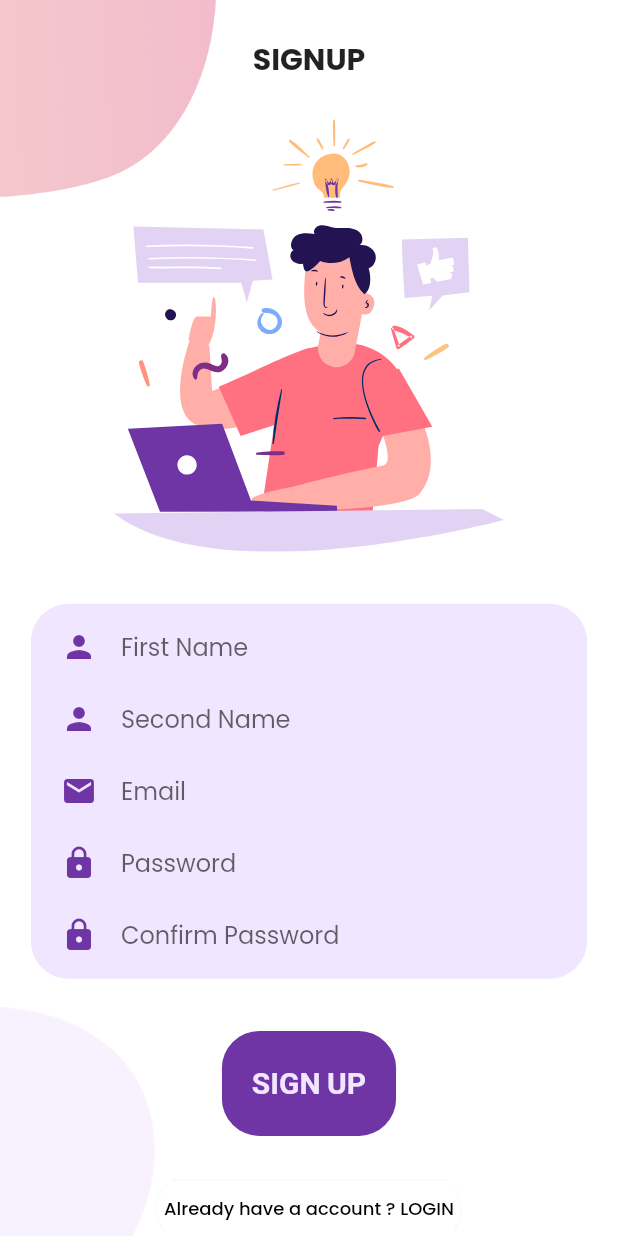
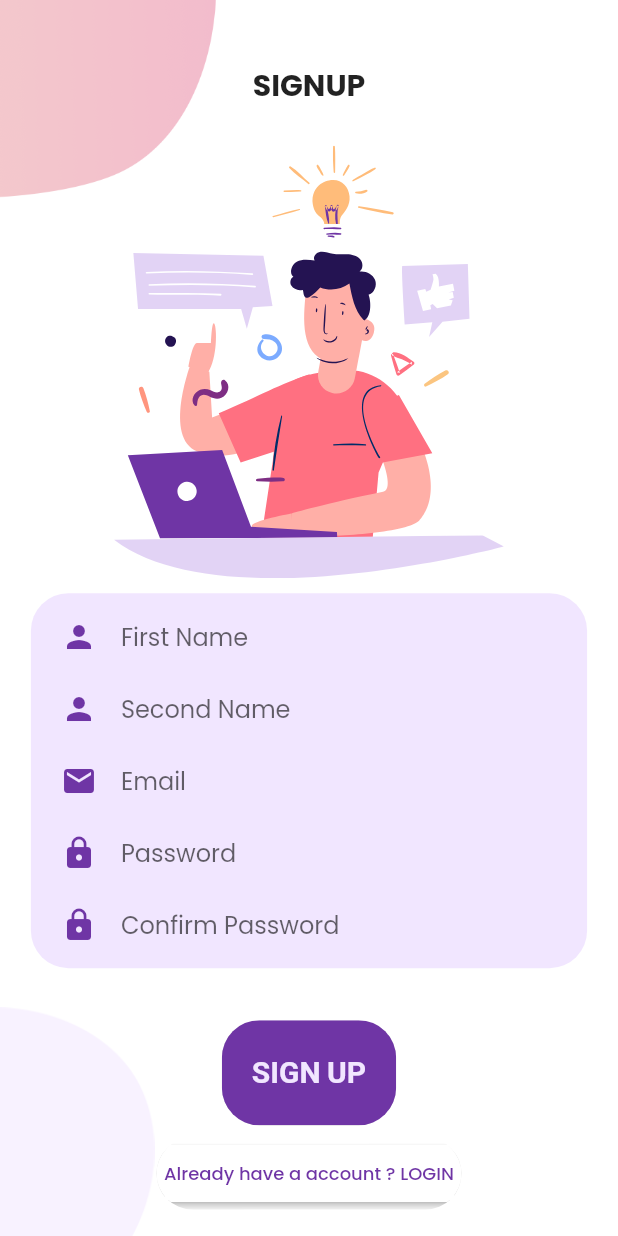
Before and after one commit to siddheshsonawane07/user_authentification_using_Firebase, a Flutter app: the screen it shows after launch, after a tap on "LOGIN", after a tap on "Don't have an account ? SIGNUP", on a phone screen of 412 x 824 dp. Run offline on Flutter 3.47's test engine with Material 2 defaults, Android fonts, the light colour scheme and no system bars; our stand-ins replace cloud_firestore, firebase_auth, firebase_core, flutter_svg, fluttertoast, google_fonts; accounts and stored records are empty.

Commit message:
smaller changes to sign up and login screen

```diff
--- a/lib/pages/login/components/body.dart
+++ b/lib/pages/login/components/body.dart
@@ -113,29 +113,14 @@ class _LoginState extends State<Login> {
       ),
     );
 
-    final ForgotPassword = ClipRRect(
-      borderRadius: BorderRadius.circular(25),
-      child: ElevatedButton(
-        onPressed: () {
-
-        },
-        child: const Text(
-          "Forgot Passwprd",
-          style: TextStyle(
-              color: kPrimaryLightColor,
-              fontSize: 20,
-
-              fontWeight: FontWeight.bold),
-        ),
-        style: ElevatedButton.styleFrom(
-          elevation: 0,
-          primary: kPrimaryColor,
-          padding: const EdgeInsets.symmetric(horizontal: 20, vertical: 20),
-          textStyle: const TextStyle(
-              color: kPrimaryLightColor,
-              fontSize: 25,
-              fontWeight: FontWeight.w500),
-        ),
+    final ForgotPassword = TextButton(
+      onPressed: () {},
+      child: const Text(
+        "Forgot Passwprd",
+        style: TextStyle(
+            color: kPrimaryColor,
+            fontSize: 16,
+            fontWeight: FontWeight.bold),
       ),
     );
 
@@ -177,14 +162,15 @@ class _LoginState extends State<Login> {
               ),
               SizedBox(height: size.height * 0.03),
               loginButton,
-              SizedBox(height: size.height * 0.03),
-              SizedBox(height: size.height * 0.03),
+              SizedBox(height: size.height * 0.01),
+              ForgotPassword,
+              SizedBox(height: size.height * 0.02),
               ClipRRect(
-                borderRadius: BorderRadius.circular(29),
+                borderRadius: BorderRadius.circular(25),
                 child: ElevatedButton(
                   child: const Text(
                     "Don't have an account ? SIGNUP",
-                    style: TextStyle(fontSize: 12, color: Colors.black),
+                    style: TextStyle(fontSize: 12, color: kPrimaryColor),
                   ),
                   onPressed: () {
                     Navigator.of(context).pushReplacement(MaterialPageRoute(
--- a/lib/pages/signup/components/body.dart
+++ b/lib/pages/signup/components/body.dart
@@ -219,7 +219,6 @@ class _SignUpState extends State<SignUp> {
                 "assets/icons/signup.svg",
                 height: size.height * 0.35,
               ),
-              SizedBox(height: size.height * 0.03),
               Container(
                 margin: const EdgeInsets.symmetric(vertical: 10),
                 padding:
@@ -244,13 +243,13 @@ class _SignUpState extends State<SignUp> {
               ),
               SizedBox(height: size.height * 0.03),
               signUpButton,
-              SizedBox(height: size.height * 0.03),
+              SizedBox(height: size.height * 0.01),
               ClipRRect(
                 borderRadius: BorderRadius.circular(29),
                 child: ElevatedButton(
                   child: const Text(
                     'Already have a account ? LOGIN',
-                    style: TextStyle(fontSize: 12, color: Colors.black),
+                    style: TextStyle(fontSize: 12, color: kPrimaryColor),
                   ),
                   onPressed: () {
                     Navigator.of(context).pushReplacement(
```
